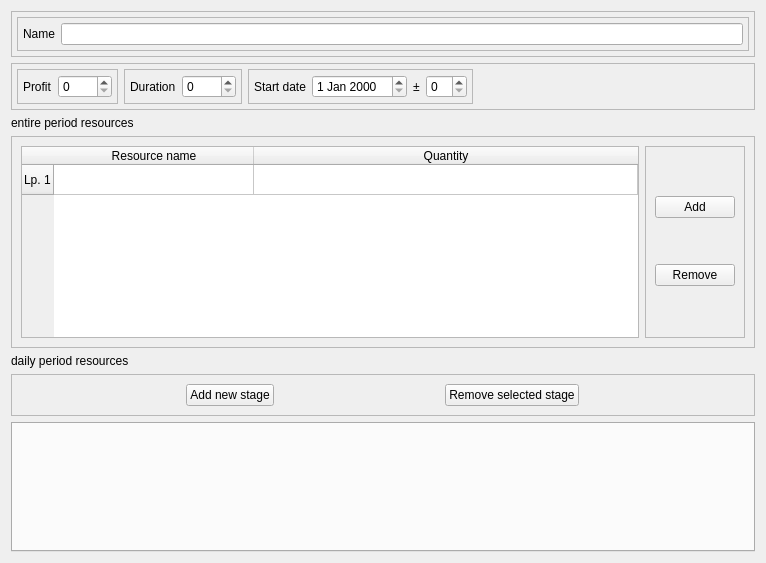
The window that gui/cult_type_tab.ui (hudaszekpiotr/InzynierkaProgram) describes before a commit, drawn with Qt 5.
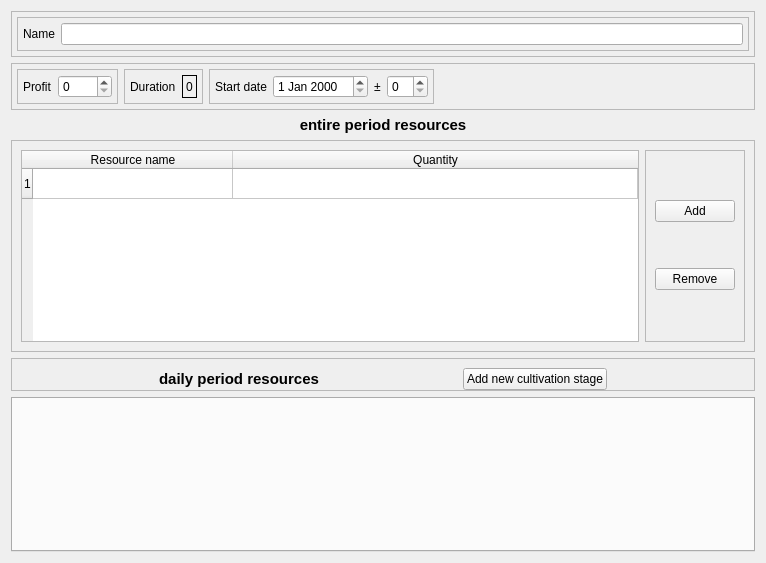
The same window after the commit.

Patch:
```diff
--- a/gui/cult_type_tab.ui
+++ b/gui/cult_type_tab.ui
@@ -182,9 +182,12 @@
           </widget>
          </item>
          <item>
-          <widget class="QSpinBox" name="duration">
-           <property name="maximum">
-            <number>9999</number>
+          <widget class="QLabel" name="duration">
+           <property name="frameShape">
+            <enum>QFrame::Box</enum>
+           </property>
+           <property name="text">
+            <string>0</string>
            </property>
           </widget>
          </item>
@@ -260,14 +263,23 @@
    <item row="2" column="0">
     <widget class="QLabel" name="label_3">
      <property name="sizePolicy">
-      <sizepolicy hsizetype="Fixed" vsizetype="Fixed">
+      <sizepolicy hsizetype="Preferred" vsizetype="Fixed">
        <horstretch>0</horstretch>
        <verstretch>0</verstretch>
       </sizepolicy>
      </property>
+     <property name="font">
+      <font>
+       <pointsize>11</pointsize>
+       <bold>true</bold>
+      </font>
+     </property>
      <property name="text">
       <string>entire period resources</string>
      </property>
+     <property name="alignment">
+      <set>Qt::AlignCenter</set>
+     </property>
     </widget>
    </item>
    <item row="3" column="0">
@@ -313,7 +325,7 @@
         </attribute>
         <row>
          <property name="text">
-          <string>Lp. 1</string>
+          <string>1</string>
          </property>
         </row>
         <column>
@@ -381,19 +393,6 @@
      </layout>
     </widget>
    </item>
-   <item row="4" column="0">
-    <widget class="QLabel" name="label_4">
-     <property name="sizePolicy">
-      <sizepolicy hsizetype="Expanding" vsizetype="Fixed">
-       <horstretch>0</horstretch>
-       <verstretch>0</verstretch>
-      </sizepolicy>
-     </property>
-     <property name="text">
-      <string>daily period resources</string>
-     </property>
-    </widget>
-   </item>
    <item row="5" column="0">
     <widget class="QFrame" name="frame_6">
      <property name="sizePolicy">
@@ -409,6 +408,31 @@
       <enum>QFrame::Raised</enum>
      </property>
      <layout class="QHBoxLayout" name="horizontalLayout_5">
+      <property name="bottomMargin">
+       <number>0</number>
+      </property>
+      <item>
+       <widget class="QLabel" name="label_4">
+        <property name="sizePolicy">
+         <sizepolicy hsizetype="Fixed" vsizetype="Fixed">
+          <horstretch>0</horstretch>
+          <verstretch>0</verstretch>
+         </sizepolicy>
+        </property>
+        <property name="font">
+         <font>
+          <pointsize>11</pointsize>
+          <bold>true</bold>
+         </font>
+        </property>
+        <property name="text">
+         <string>daily period resources</string>
+        </property>
+        <property name="alignment">
+         <set>Qt::AlignCenter</set>
+        </property>
+       </widget>
+      </item>
       <item>
        <widget class="QPushButton" name="addStage">
         <property name="sizePolicy">
@@ -418,20 +442,7 @@
          </sizepolicy>
         </property>
         <property name="text">
-         <string>Add new stage</string>
-        </property>
-       </widget>
-      </item>
-      <item>
-       <widget class="QPushButton" name="removeStage">
-        <property name="sizePolicy">
-         <sizepolicy hsizetype="Fixed" vsizetype="Fixed">
-          <horstretch>0</horstretch>
-          <verstretch>0</verstretch>
-         </sizepolicy>
-        </property>
-        <property name="text">
-         <string>Remove selected stage</string>
+         <string>Add new cultivation stage</string>
         </property>
        </widget>
       </item>
@@ -446,9 +457,18 @@
        <verstretch>0</verstretch>
       </sizepolicy>
      </property>
+     <property name="tabShape">
+      <enum>QTabWidget::Triangular</enum>
+     </property>
      <property name="currentIndex">
       <number>-1</number>
      </property>
+     <property name="tabsClosable">
+      <bool>true</bool>
+     </property>
+     <property name="movable">
+      <bool>true</bool>
+     </property>
     </widget>
    </item>
   </layout>
```
